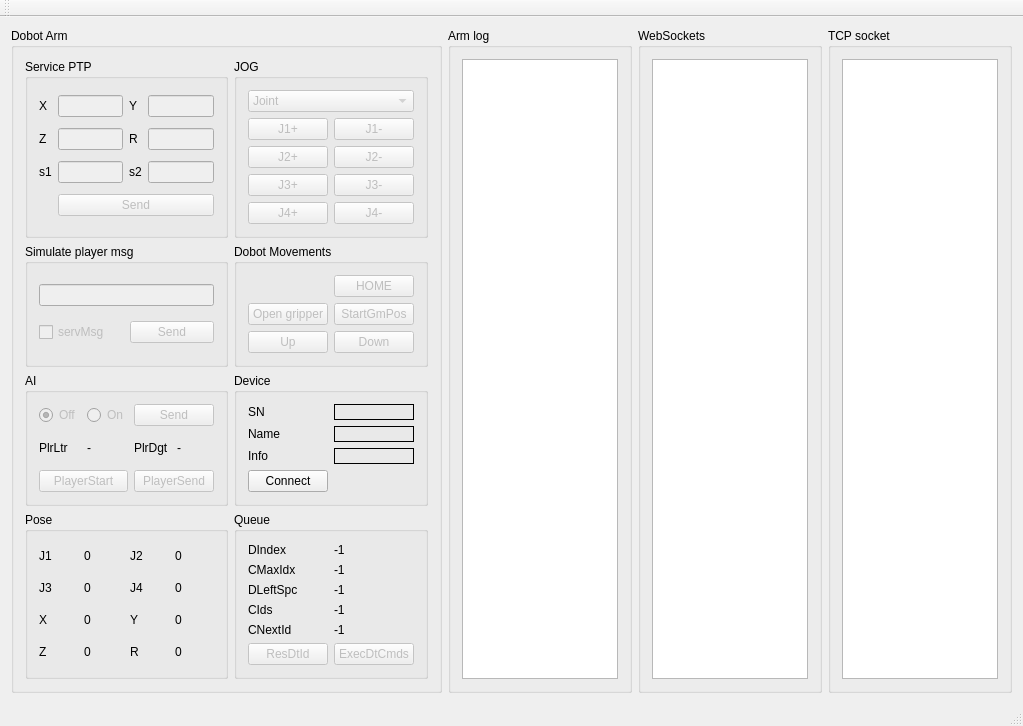
marianexyx/DobotChess, file mainwindow.ui: the form before one commit.
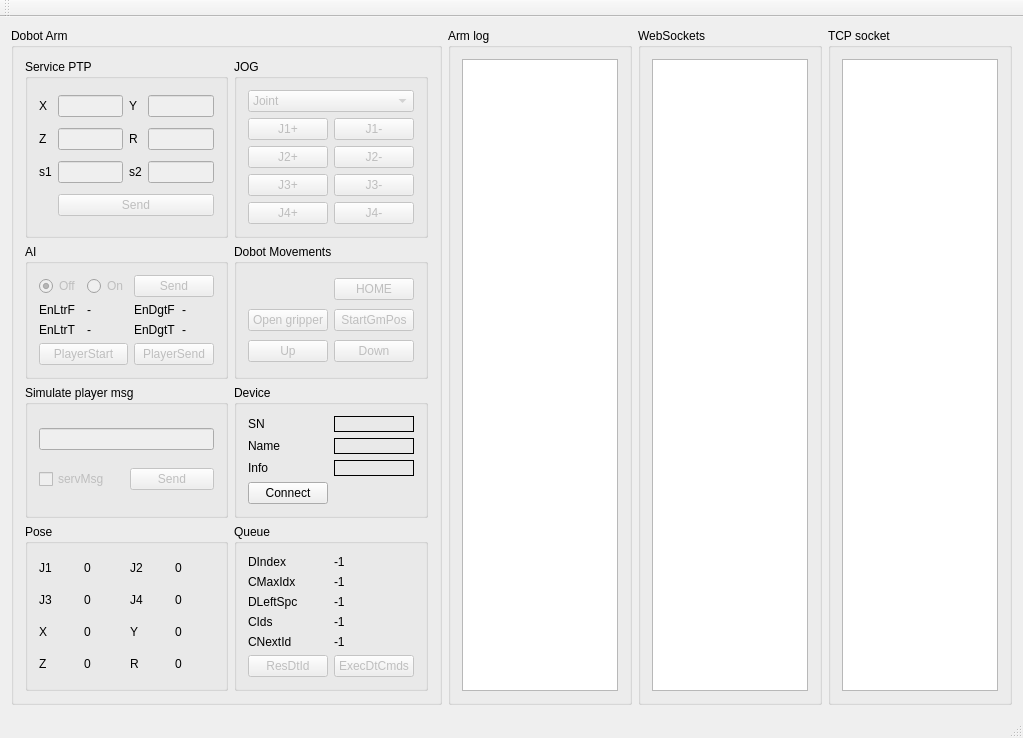
The form after the commit.

Patch:
```diff
--- a/mainwindow.ui
+++ b/mainwindow.ui
@@ -64,7 +64,7 @@
        <string>Dobot Arm</string>
       </property>
       <layout class="QGridLayout" name="gridLayout_9">
-       <item row="6" column="2">
+       <item row="7" column="2">
         <widget class="QGroupBox" name="groupBox">
          <property name="title">
           <string>Device</string>
@@ -243,7 +243,7 @@
          </layout>
         </widget>
        </item>
-       <item row="7" column="2">
+       <item row="8" column="2">
         <widget class="QGroupBox" name="groupBox_4">
          <property name="title">
           <string>Queue</string>
@@ -342,7 +342,7 @@
          </layout>
         </widget>
        </item>
-       <item row="7" column="0">
+       <item row="8" column="0">
         <widget class="QGroupBox" name="groupBox_2">
          <property name="title">
           <string>Pose</string>
@@ -469,97 +469,7 @@
          </layout>
         </widget>
        </item>
-       <item row="6" column="0">
-        <widget class="QGroupBox" name="groupBox_10">
-         <property name="title">
-          <string>AI</string>
-         </property>
-         <layout class="QGridLayout" name="gridLayout_2">
-          <item row="1" column="2">
-           <widget class="QLabel" name="label_25">
-            <property name="text">
-             <string>PlrDgt</string>
-            </property>
-           </widget>
-          </item>
-          <item row="1" column="0">
-           <widget class="QLabel" name="label_23">
-            <property name="text">
-             <string>PlrLtr</string>
-            </property>
-           </widget>
-          </item>
-          <item row="1" column="1">
-           <widget class="QLabel" name="AIEnemyLetterLbl">
-            <property name="text">
-             <string>-</string>
-            </property>
-           </widget>
-          </item>
-          <item row="2" column="0" colspan="2">
-           <widget class="QPushButton" name="AIEnemyStartBtn">
-            <property name="enabled">
-             <bool>false</bool>
-            </property>
-            <property name="text">
-             <string>PlayerStart</string>
-            </property>
-           </widget>
-          </item>
-          <item row="0" column="0">
-           <widget class="QRadioButton" name="botOffRadioBtn">
-            <property name="enabled">
-             <bool>false</bool>
-            </property>
-            <property name="text">
-             <string>Off</string>
-            </property>
-            <property name="checked">
-             <bool>true</bool>
-            </property>
-           </widget>
-          </item>
-          <item row="0" column="1">
-           <widget class="QRadioButton" name="botOnRadioBtn">
-            <property name="enabled">
-             <bool>false</bool>
-            </property>
-            <property name="text">
-             <string>On</string>
-            </property>
-           </widget>
-          </item>
-          <item row="1" column="3">
-           <widget class="QLabel" name="AIEnemyDigitLbl">
-            <property name="text">
-             <string>-</string>
-            </property>
-           </widget>
-          </item>
-          <item row="0" column="2" colspan="2">
-           <widget class="QPushButton" name="AIBtn">
-            <property name="enabled">
-             <bool>false</bool>
-            </property>
-            <property name="text">
-             <string>Send</string>
-            </property>
-           </widget>
-          </item>
-          <item row="2" column="2" colspan="2">
-           <widget class="QPushButton" name="AIEnemySendBtn">
-            <property name="enabled">
-             <bool>false</bool>
-            </property>
-            <property name="text">
-             <string>PlayerSend</string>
-            </property>
-           </widget>
-          </item>
-         </layout>
-        </widget>
-       </item>
-       <item row="5" column="2">
+       <item row="6" column="2">
         <widget class="QGroupBox" name="groupBox_11">
          <property name="title">
           <string>Dobot Movements</string>
@@ -624,48 +534,6 @@
          <zorder>downBtn</zorder>
         </widget>
        </item>
-       <item row="5" column="0">
-        <widget class="QGroupBox" name="groupBox_6">
-         <property name="title">
-          <string>Simulate player msg </string>
-         </property>
-         <layout class="QGridLayout" name="gridLayout_6">
-          <item row="1" column="0">
-           <widget class="QCheckBox" name="serviceCheckBox">
-            <property name="enabled">
-             <bool>false</bool>
-            </property>
-            <property name="text">
-             <string>servMsg</string>
-            </property>
-           </widget>
-          </item>
-          <item row="0" column="0" colspan="2">
-           <widget class="QLineEdit" name="emulatePlayerMsgLineEdit">
-            <property name="enabled">
-             <bool>false</bool>
-            </property>
-           </widget>
-          </item>
-          <item row="1" column="1">
-           <widget class="QPushButton" name="sendSimulatedMsgBtn">
-            <property name="enabled">
-             <bool>false</bool>
-            </property>
-            <property name="text">
-             <string>Send</string>
-            </property>
-            <property name="autoDefault">
-             <bool>true</bool>
-            </property>
-            <property name="default">
-             <bool>true</bool>
-            </property>
-           </widget>
-          </item>
-         </layout>
-        </widget>
-       </item>
        <item row="0" column="0" rowspan="5">
         <widget class="QGroupBox" name="groupBox_3">
          <property name="title">
@@ -769,6 +637,166 @@
          </layout>
         </widget>
        </item>
+       <item row="7" column="0">
+        <widget class="QGroupBox" name="groupBox_6">
+         <property name="title">
+          <string>Simulate player msg </string>
+         </property>
+         <layout class="QGridLayout" name="gridLayout_6">
+          <item row="1" column="0">
+           <widget class="QCheckBox" name="serviceCheckBox">
+            <property name="enabled">
+             <bool>false</bool>
+            </property>
+            <property name="text">
+             <string>servMsg</string>
+            </property>
+           </widget>
+          </item>
+          <item row="0" column="0" colspan="2">
+           <widget class="QLineEdit" name="emulatePlayerMsgLineEdit">
+            <property name="enabled">
+             <bool>false</bool>
+            </property>
+           </widget>
+          </item>
+          <item row="1" column="1">
+           <widget class="QPushButton" name="sendSimulatedMsgBtn">
+            <property name="enabled">
+             <bool>false</bool>
+            </property>
+            <property name="text">
+             <string>Send</string>
+            </property>
+            <property name="autoDefault">
+             <bool>true</bool>
+            </property>
+            <property name="default">
+             <bool>true</bool>
+            </property>
+           </widget>
+          </item>
+         </layout>
+        </widget>
+       </item>
+       <item row="6" column="0">
+        <widget class="QGroupBox" name="groupBox_10">
+         <property name="title">
+          <string>AI</string>
+         </property>
+         <layout class="QGridLayout" name="gridLayout_2">
+          <item row="1" column="2">
+           <widget class="QLabel" name="label_25">
+            <property name="text">
+             <string>EnDgtF</string>
+            </property>
+           </widget>
+          </item>
+          <item row="1" column="0">
+           <widget class="QLabel" name="label_23">
+            <property name="text">
+             <string>EnLtrF</string>
+            </property>
+           </widget>
+          </item>
+          <item row="1" column="1">
+           <widget class="QLabel" name="AIEnLtrFromLbl">
+            <property name="text">
+             <string>-</string>
+            </property>
+           </widget>
+          </item>
+          <item row="3" column="0" colspan="2">
+           <widget class="QPushButton" name="AIEnemyStartBtn">
+            <property name="enabled">
+             <bool>false</bool>
+            </property>
+            <property name="text">
+             <string>PlayerStart</string>
+            </property>
+           </widget>
+          </item>
+          <item row="0" column="0">
+           <widget class="QRadioButton" name="botOffRadioBtn">
+            <property name="enabled">
+             <bool>false</bool>
+            </property>
+            <property name="text">
+             <string>Off</string>
+            </property>
+            <property name="checked">
+             <bool>true</bool>
+            </property>
+           </widget>
+          </item>
+          <item row="0" column="1">
+           <widget class="QRadioButton" name="botOnRadioBtn">
+            <property name="enabled">
+             <bool>false</bool>
+            </property>
+            <property name="text">
+             <string>On</string>
+            </property>
+           </widget>
+          </item>
+          <item row="1" column="3">
+           <widget class="QLabel" name="AIEnDgtFromLbl">
+            <property name="text">
+             <string>-</string>
+            </property>
+           </widget>
+          </item>
+          <item row="0" column="2" colspan="2">
+           <widget class="QPushButton" name="AIBtn">
+            <property name="enabled">
+             <bool>false</bool>
+            </property>
+            <property name="text">
+             <string>Send</string>
+            </property>
+           </widget>
+          </item>
+          <item row="3" column="2" colspan="2">
+           <widget class="QPushButton" name="AIEnemySendBtn">
+            <property name="enabled">
+             <bool>false</bool>
+            </property>
+            <property name="text">
+             <string>PlayerSend</string>
+            </property>
+           </widget>
+          </item>
+          <item row="2" column="0">
+           <widget class="QLabel" name="label_24">
+            <property name="text">
+             <string>EnLtrT</string>
+            </property>
+           </widget>
+          </item>
+          <item row="2" column="1">
+           <widget class="QLabel" name="AIEnLtrToLbl">
+            <property name="text">
+             <string>-</string>
+            </property>
+           </widget>
+          </item>
+          <item row="2" column="2">
+           <widget class="QLabel" name="label_27">
+            <property name="text">
+             <string>EnDgtT</string>
+            </property>
+           </widget>
+          </item>
+          <item row="2" column="3">
+           <widget class="QLabel" name="AIEnDgtToLbl">
+            <property name="text">
+             <string>-</string>
+            </property>
+           </widget>
+          </item>
+         </layout>
+        </widget>
+       </item>
       </layout>
      </widget>
     </item>
```
Left out of the diff: 1 changed line with no effect on the pictures.
